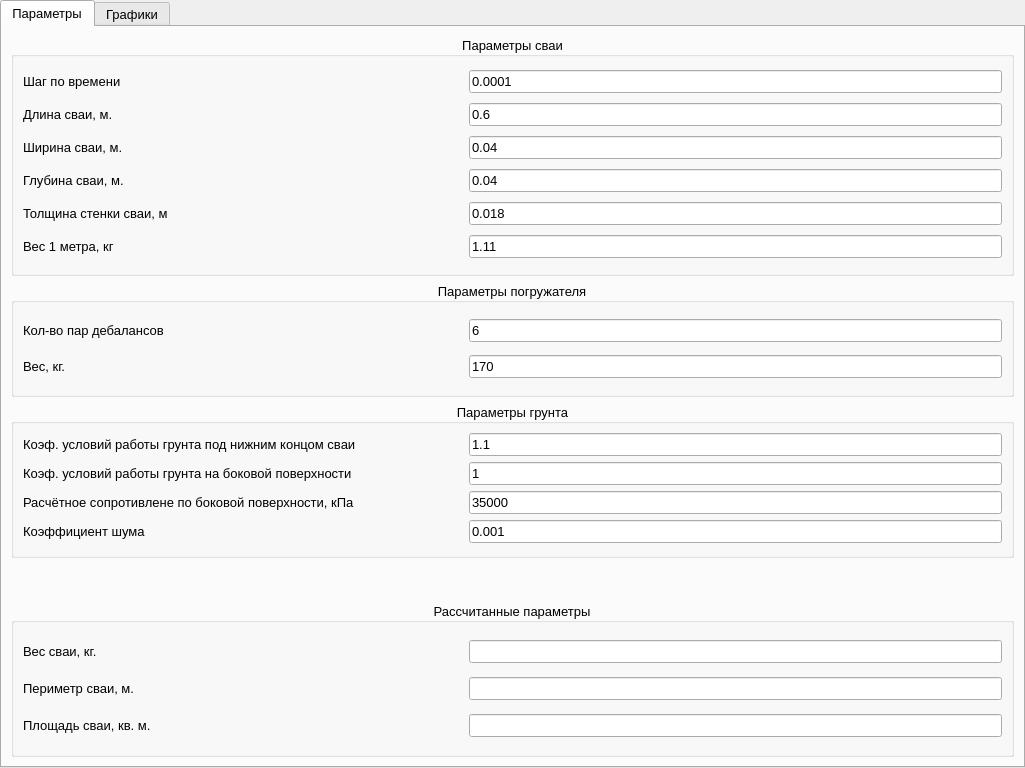
Old version of the form mainwindow.ui in the repository DvaMishkiLapa/xolm3.
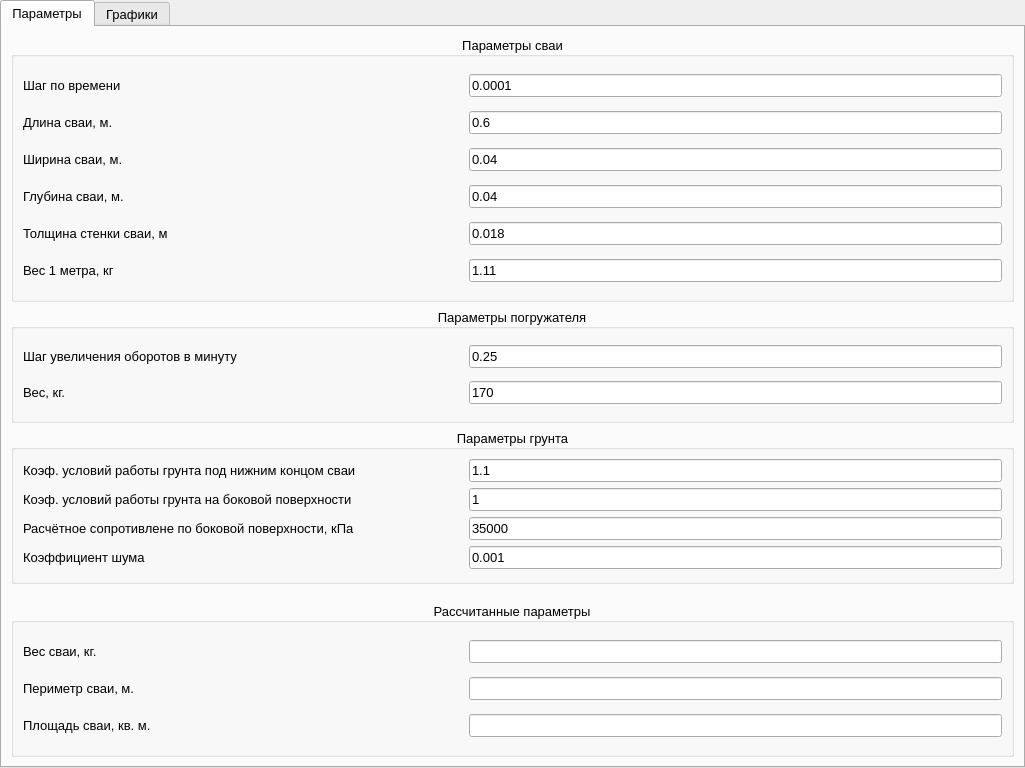
New version of the form. Icons and pictures are not drawn.

```diff
--- a/mainwindow.ui
+++ b/mainwindow.ui
@@ -88,14 +88,14 @@
                 </size>
                </property>
                <property name="text">
-                <string>Кол-во пар дебалансов</string>
+                <string>Шаг увеличения оборотов в минуту</string>
                </property>
               </widget>
              </item>
              <item>
               <widget class="QLineEdit" name="plunger_pairs_edit">
                <property name="text">
-                <string>6</string>
+                <string>0.25</string>
                </property>
                <property name="maxLength">
                 <number>100</number>
@@ -265,7 +265,7 @@
           <property name="minimumSize">
            <size>
             <width>0</width>
-            <height>240</height>
+            <height>266</height>
            </size>
           </property>
           <property name="title">
```
Left out of the diff: 4 changed lines with no effect on the pictures.
